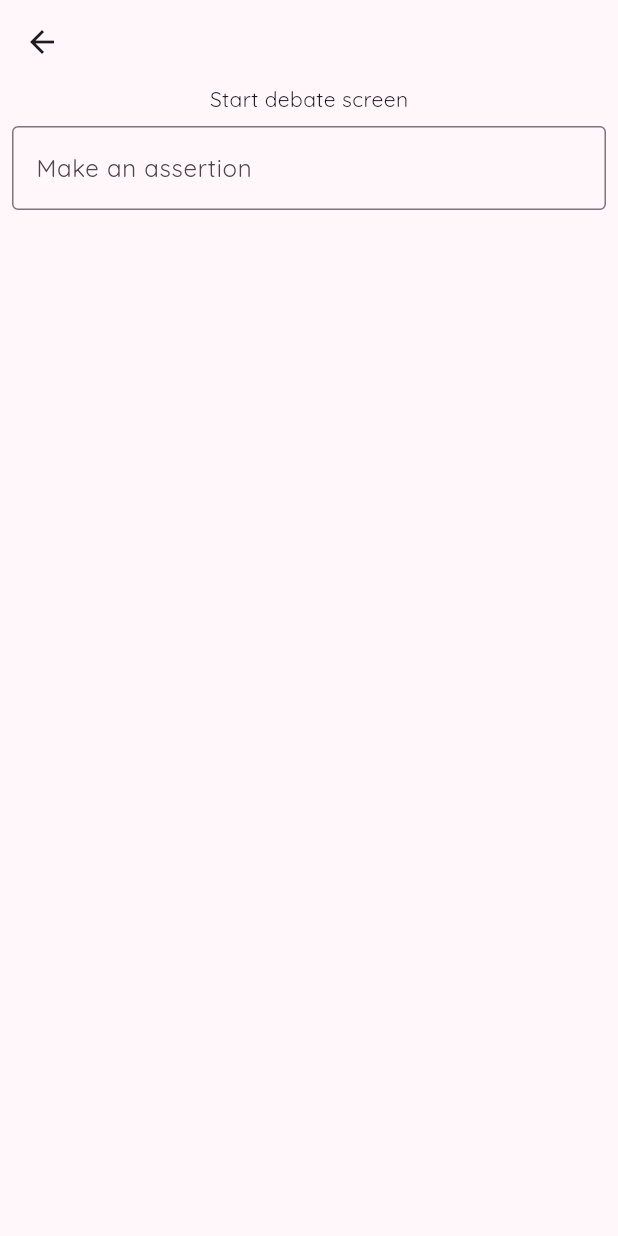
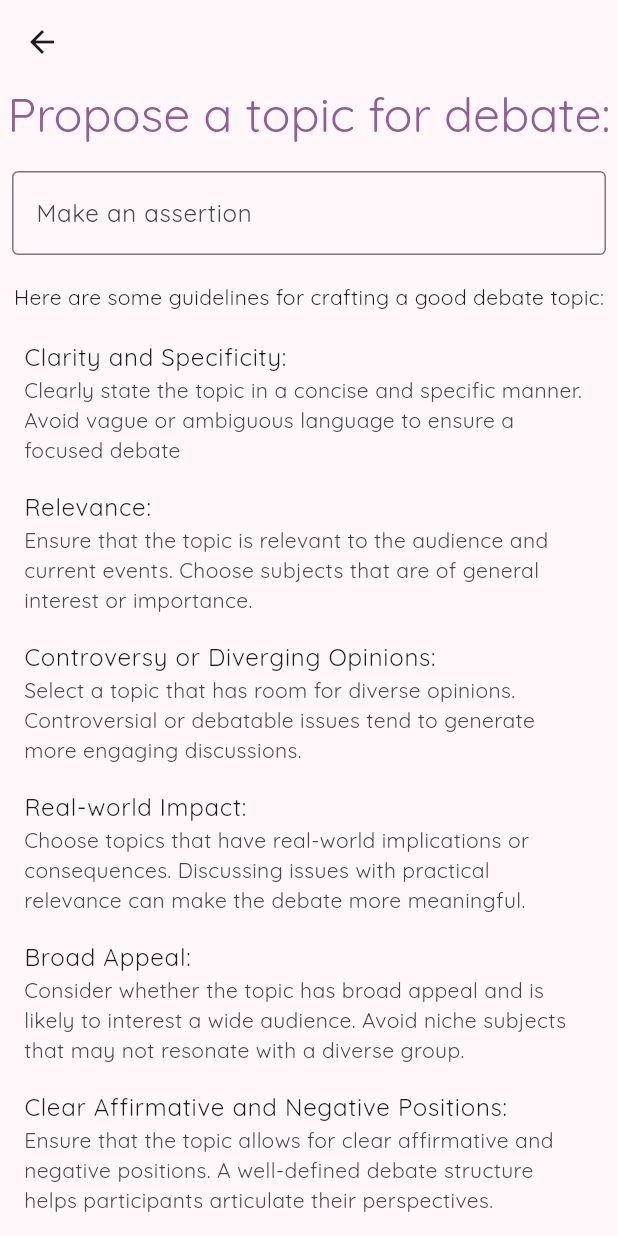
Before and after one commit to Hayley-Smith/debate_dais_prod, a Flutter app: the StartDebate screen opened by its route, on a phone screen of 412 x 824 dp. Run offline on Flutter 3.47's test engine with Material 3 defaults, Android fonts, the phone set to English and light mode, and no system bars; our stand-ins replace google_fonts.

Commit message:
edited start_debate page

```diff
--- a/lib/start_debate.dart
+++ b/lib/start_debate.dart
@@ -12,15 +12,21 @@ class StartDebate extends StatefulWidget {
 class _StartDebateState extends State<StartDebate> {
   @override
   Widget build(BuildContext context) {
-    var nameController = TextEditingController();
+    TextEditingController nameController = TextEditingController();
     return Scaffold(
       appBar: AppBar(),
-      body: Center(
+      body: SingleChildScrollView(
         child: Column(
           children: [
             //TextField for debate name
-            const Text(
-              "Start debate screen",
+             Text(
+              "Propose a topic for debate:",
+              style: Theme.of(context).textTheme.headlineLarge,
+            ),
+
+
+            const SizedBox(
+              height: 10,
             ),
 
             Padding(
@@ -33,6 +39,82 @@ class _StartDebateState extends State<StartDebate> {
                 controller: nameController,
               ),
             ),
+
+            const SizedBox(
+              height: 10,
+            ),
+
+            //listview of instructions on how to make an assertion
+            const Text(
+              "Here are some guidelines for crafting a good debate topic:",
+            ),
+            const SizedBox(
+              height: 10,
+            ),
+            const ListTile(
+              title: Text(
+                "Clarity and Specificity:",
+              ),
+              subtitle: Text(
+                "Clearly state the topic in a concise and specific manner. Avoid vague or ambiguous language to ensure a focused debate",
+              ),
+            ),
+            const ListTile(
+              title: Text(
+                "Relevance:",
+              ),
+              subtitle: Text(
+                "Ensure that the topic is relevant to the audience and current events. Choose subjects that are of general interest or importance.",
+              ),
+            ),
+            const ListTile(
+              title: Text(
+                "Controversy or Diverging Opinions:",
+              ),
+              subtitle: Text(
+                "Select a topic that has room for diverse opinions. Controversial or debatable issues tend to generate more engaging discussions.",
+              ),
+            ),
+            const ListTile(
+              title: Text(
+                "Real-world Impact:",
+              ),
+              subtitle: Text(
+                "Choose topics that have real-world implications or consequences. Discussing issues with practical relevance can make the debate more meaningful.",
+              ),
+            ),
+            const ListTile(
+              title: Text(
+                "Broad Appeal:",
+              ),
+              subtitle: Text(
+                "Consider whether the topic has broad appeal and is likely to interest a wide audience. Avoid niche subjects that may not resonate with a diverse group.",
+              ),
+            ),
+            const ListTile(
+              title: Text(
+                "Clear Affirmative and Negative Positions:",
+              ),
+              subtitle: Text(
+                "Ensure that the topic allows for clear affirmative and negative positions. A well-defined debate structure helps participants articulate their perspectives.",
+              ),
+            ),
+            const ListTile(
+              title: Text(
+                "Ethical Considerations:",
+              ),
+              subtitle: Text(
+                "Be mindful of the ethical implications of the topic. Avoid topics that may lead to harm or discomfort for participants.",
+              ),
+            ),
+            const ListTile(
+              title: Text(
+                "Timeliness:",
+              ),
+              subtitle: Text(
+                "Consider the timeliness of the topic in the context of current events or societal discussions. Relevant and timely topics are more likely to capture the audience's attention. ",
+              ),
+            ),
           ],
         ),
       ),
```
Also changed, not shown: pubspec.lock.
